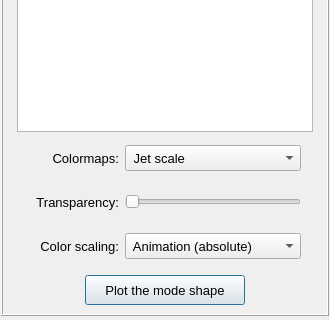
First picture: the form in pulse/interface/data/ui_files/plots/results/structural/plot_structural_mode_shape.ui, repository open-pulse/OpenPulse, before the edit; both pictures show x 0 to 330 and y 179 to 499 of the 330 by 499 pixel window.
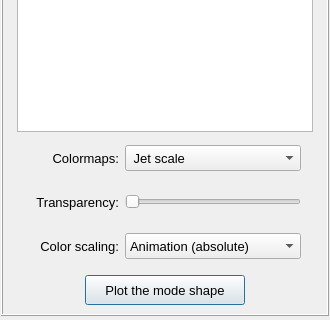
Second picture: the form after the edit.

```diff
--- a/pulse/interface/data/ui_files/plots/results/structural/plot_structural_mode_shape.ui
+++ b/pulse/interface/data/ui_files/plots/results/structural/plot_structural_mode_shape.ui
@@ -454,7 +454,7 @@
            </property>
            <item>
             <property name="text">
-             <string> Animation (absolute)</string>
+             <string>Animation (absolute)</string>
             </property>
            </item>
            <item>
```
Left out of the diff: 26 changed lines with no effect on the pictures.
